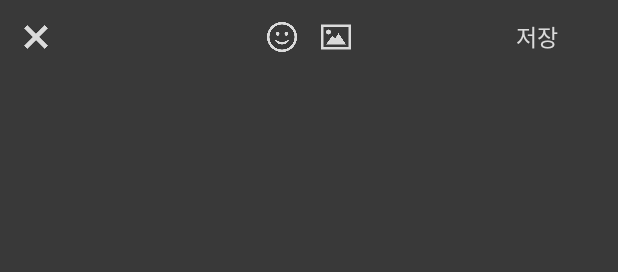
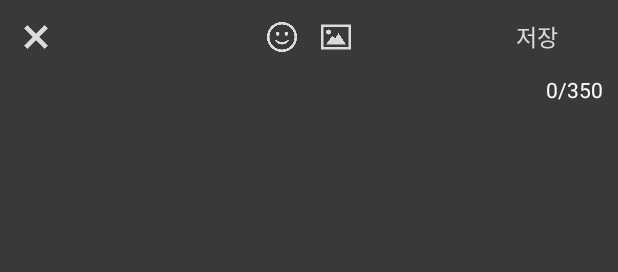
Before and after one commit to sunghyunpark/blossom, an Android app: the layout upload_article.xml on its own in the app's theme, with its tools: preview values and no code run, on a phone screen of 412 x 824 dp. Shown: the top 272 px of the screen. Run offline under Robolectric (Android 15) with nearby library versions, the phone set to English and light mode, and no system bars.

Commit message:
upload article text 350자로 제한

```diff
--- a/app/build.gradle
+++ b/app/build.gradle
@@ -34,5 +34,6 @@ dependencies {
     compile 'com.squareup.retrofit2:retrofit:2.0.1'
     compile 'com.squareup.retrofit2:converter-gson:2.0.1'
     compile 'com.google.code.gson:gson:2.6.1'
+    compile 'com.github.bumptech.glide:glide:3.5.2'
     testCompile 'junit:junit:4.12'
 }
--- a/app/src/main/java/tab1/FragmentPage1.java
+++ b/app/src/main/java/tab1/FragmentPage1.java
@@ -9,6 +9,9 @@ import android.view.ViewGroup;
 import android.widget.Toast;
 import com.yssh1020.blossom.R;
 import java.util.ArrayList;
+import java.util.Collection;
+import java.util.Collections;
+
 import adapter.CardsDataAdapter;
 import api.ApiClient;
 import api.ApiInterface;
--- a/app/src/main/res/layout/card_content.xml
+++ b/app/src/main/res/layout/card_content.xml
@@ -23,6 +23,11 @@
             android:layout_centerHorizontal="true"
             android:layout_centerVertical="true"
             android:textColor="#ffffff"
+            android:paddingRight="20dp"
+            android:paddingLeft="20dp"
+            android:layout_marginTop="40dp"
+            android:layout_marginBottom="170dp"
+            android:ellipsize="end"
             android:textSize="18dp"
             android:textStyle="bold"/>
 
--- a/app/src/main/res/layout/upload_article.xml
+++ b/app/src/main/res/layout/upload_article.xml
@@ -28,9 +28,11 @@
         android:textColor="@color/colorWhite"
         android:paddingRight="20dp"
         android:paddingLeft="20dp"
+        android:layout_marginTop="10dp"
         android:textSize="20dp"/>
 
     <RelativeLayout
+        android:id="@+id/title_bar_layout"
         android:layout_width="match_parent"
         android:layout_height="50dp">
 
@@ -79,4 +81,16 @@
             android:text="@string/article_upload_save_txt"/>
     </RelativeLayout>
 
+    <TextView
+        android:id="@+id/article_length_txt"
+        android:layout_width="wrap_content"
+        android:layout_height="wrap_content"
+        android:layout_gravity="right"
+        android:textColor="@color/colorWhite"
+        android:text="0/350"
+        android:textSize="14dp"
+        android:layout_alignParentRight="true"
+        android:layout_below="@+id/title_bar_layout"
+        android:layout_marginRight="10dp"/>
+
 </RelativeLayout>
--- a/app/src/main/res/values/colors.xml
+++ b/app/src/main/res/values/colors.xml
@@ -10,4 +10,5 @@
     <color name="colorWhite">#ffffff</color>
     <color name="colorHalfBlack">#55000000</color>
     <color name="upload_page_color">#dbdbdb</color>
+    <color name="colorSky">#3BEBFF</color>
 </resources>
```
Also changed, not shown: app/src/main/java/tab3/SelectBG_Activity.java (+6 -8 lines), app/src/main/java/tab3/Upload_Article.java (+29 -1 lines), app/src/main/res/layout/recyclerview_article_bg.xml (+0 -10 lines).
